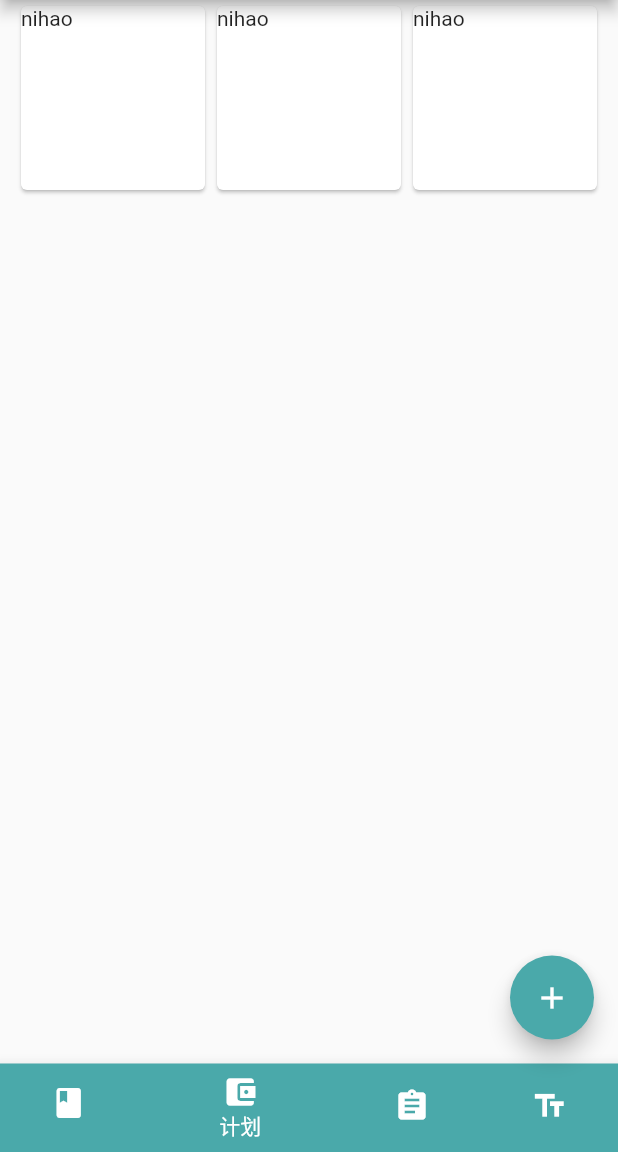
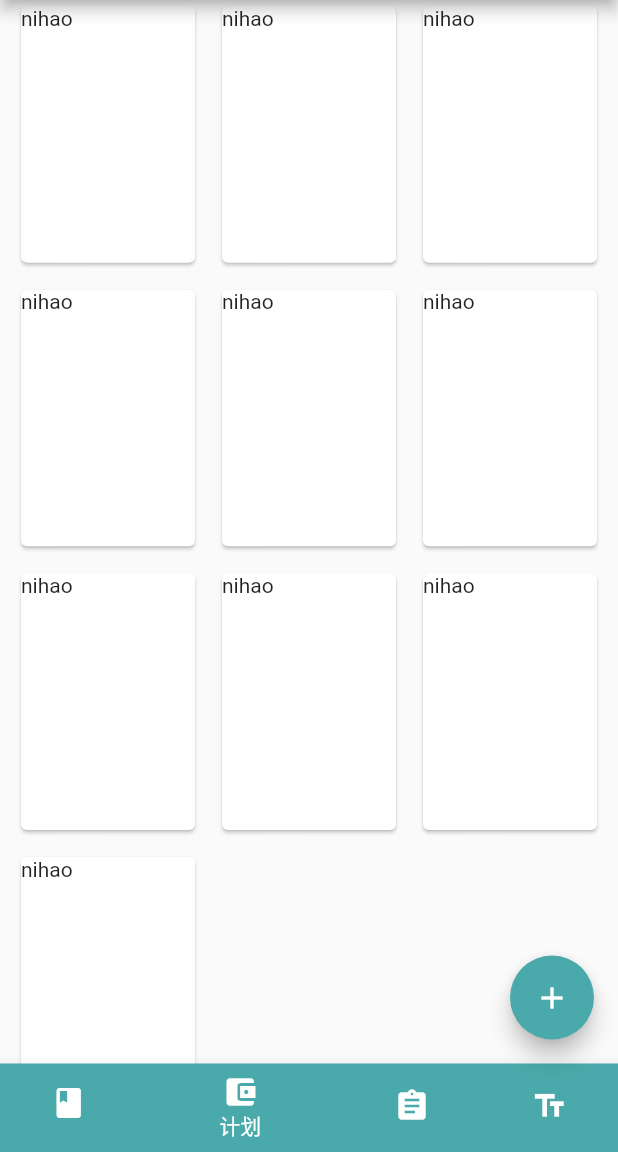
Before and after one commit to liba36/libanote, a Flutter app: the screen it shows after launch, item 2 of the bottom bar chosen, on a phone screen of 412 x 824 dp, the part 84-1236 px from its top. Run offline on Flutter 3.47's test engine with Material 2 defaults, Android fonts, the phone set to English and light mode, and no system bars; our stand-ins replace shared_preferences, sqflite; accounts and stored records are empty.

Commit message:
create book list

```diff
--- a/lib/page/booklistpage.dart
+++ b/lib/page/booklistpage.dart
@@ -4,7 +4,6 @@ import 'package:liba_note/utils//sqlhelper.dart';
 import 'package:liba_note/page/editdiarypage.dart';
 
 class booklistpage extends StatefulWidget {
-
   @override
   State<StatefulWidget> createState() {
     return new _booklistState();
@@ -12,14 +11,14 @@ class booklistpage extends StatefulWidget {
 }
 
 class _booklistState extends State<booklistpage> {
-  sqlhelper _sqlhlper =  new sqlhelper();
+  sqlhelper _sqlhlper = new sqlhelper();
   Color _defulcolor = Colors.amber;
 
   List<Widget> test() {
     return <Widget>[
       GestureDetector(
-        onTap:_editdiarypage,
-        child:Card(
+        onTap: _editdiarypage,
+        child: Card(
           child: Text("nihao"),
         ),
       ),
@@ -28,6 +27,36 @@ class _booklistState extends State<booklistpage> {
       ),
       Card(
         child: Text("nihao"),
+      ),
+      Card(
+        child: Text("nihao"),
+      ),
+      Card(
+        child: Text("nihao"),
+      ),
+      Card(
+        child: Text("nihao"),
+      ),
+      Card(
+        child: Text("nihao"),
+      ),
+      GestureDetector(
+        onTap: _editdiarypage,
+        child: Card(
+          child: Text("nihao"),
+        ),
+      ),
+      GestureDetector(
+        onTap: _editdiarypage,
+        child: Card(
+          child: Text("nihao"),
+        ),
+      ),
+      GestureDetector(
+        onTap: _editdiarypage,
+        child: Card(
+          child: Text("nihao"),
+        ),
       ),
     ];
   }
@@ -48,8 +77,7 @@ class _booklistState extends State<booklistpage> {
         context,
         new MaterialPageRoute(
           builder: (context) =>
-          new editdiarypage(
-              "touyici", "dierci", _sqlhlper, _defulcolor),
+              new editdiarypage("touyici", "dierci", _sqlhlper, _defulcolor),
         ));
   }
 
@@ -60,13 +88,16 @@ class _booklistState extends State<booklistpage> {
       margin: EdgeInsets.only(left: 10, right: 10),
       child: GridView.count(
         crossAxisCount: 3,
+        //滚动方向
+        scrollDirection: Axis.vertical,
+        // 左右间隔
+        crossAxisSpacing: 10.0,
+        // 上下间隔
+        mainAxisSpacing: 10.0,
+        //宽高比
+        childAspectRatio: 9 / 13,
         children: test(),
       ),
-
-          )
-
-
-
-      );
+    ));
   }
 }
```
Lines whose indentation alone changed are shown as unchanged.
